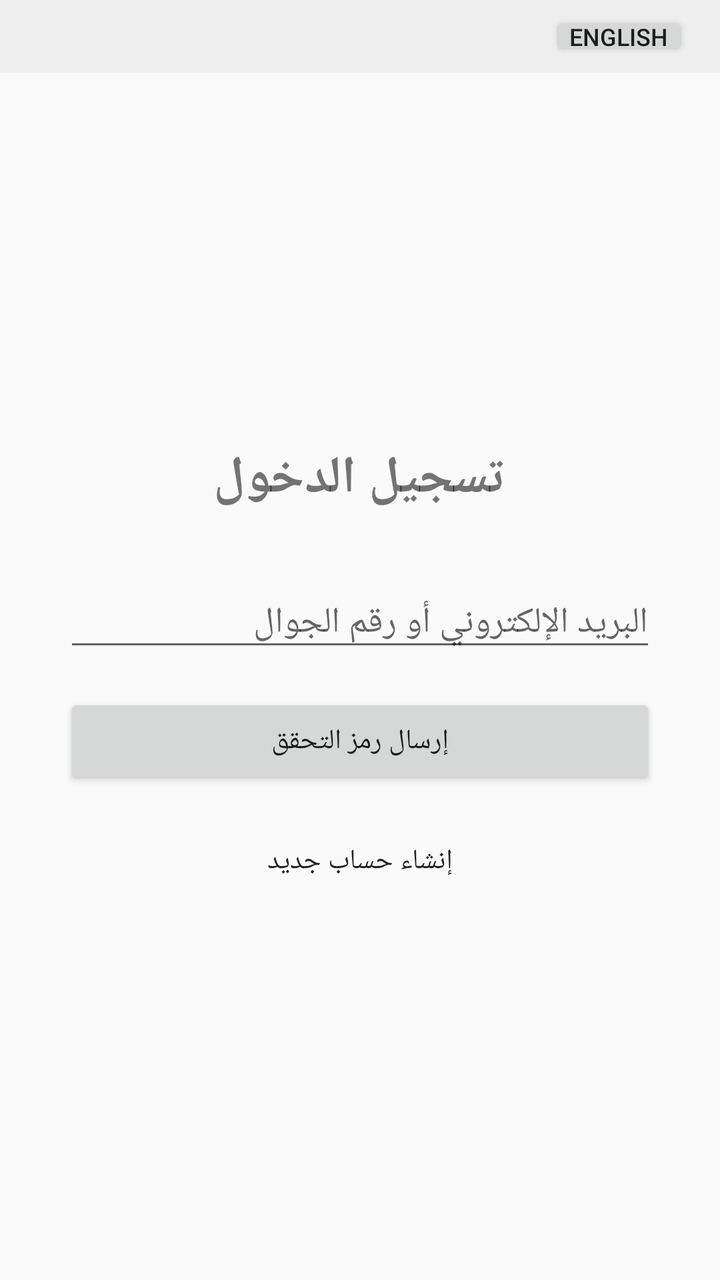
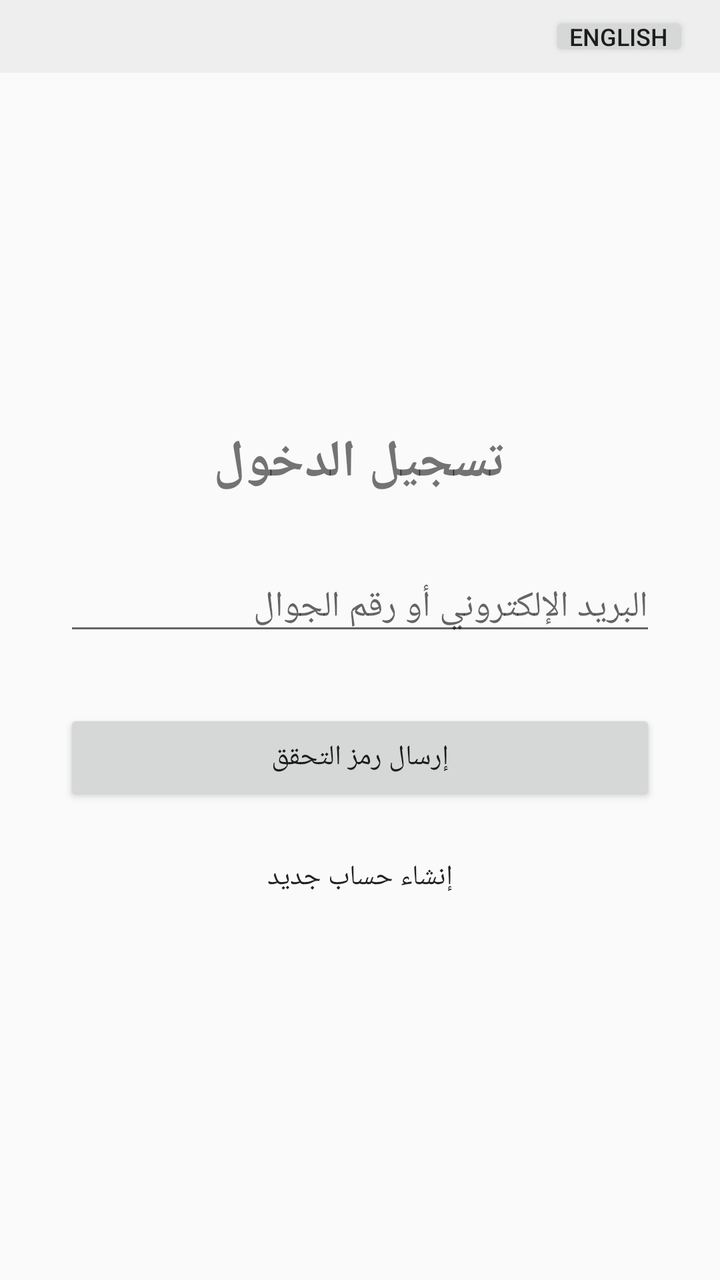

Two renders of the same Android screen: before a commit and after it. Below are the layout's source before the change and the commit's diff.
<!-- AndroidManifest.xml: application theme Theme.AppCompat.DayNight -->
<!-- res/layout/activity_login.xml -->
<?xml version="1.0" encoding="utf-8"?>
<LinearLayout xmlns:android="http://schemas.android.com/apk/res/android"
    android:layout_width="match_parent"
    android:layout_height="match_parent"
    android:orientation="vertical">

    <RelativeLayout
        android:layout_width="match_parent"
        android:layout_height="wrap_content"
        android:background="#EEEEEE"
        android:paddingStart="16dp"
        android:paddingEnd="16dp"
        android:paddingTop="6dp"
        android:paddingBottom="6dp">

        <Button
            android:id="@+id/languageButton"
            android:layout_width="wrap_content"
            android:layout_height="wrap_content"
            android:layout_alignParentEnd="true"
            android:text="English"
            android:textSize="12sp"
            android:minWidth="0dp"
            android:minHeight="0dp"
            android:paddingStart="10dp"
            android:paddingEnd="10dp"
            android:paddingTop="4dp"
            android:paddingBottom="4dp" />

    </RelativeLayout>

    <LinearLayout
        android:layout_width="match_parent"
        android:layout_height="0dp"
        android:layout_weight="1"
        android:orientation="vertical"
        android:gravity="center"
        android:padding="32dp">

        <TextView
            android:id="@+id/titleText"
            android:layout_width="wrap_content"
            android:layout_height="wrap_content"
            android:text="@string/login_title"
            android:textSize="26sp"
            android:textStyle="bold"
            android:layout_marginBottom="32dp" />

        <EditText
            android:id="@+id/identifierInput"
            android:layout_width="match_parent"
            android:layout_height="wrap_content"
            android:hint="@string/identifier_hint"
            android:inputType="text"
            android:layout_marginBottom="16dp" />

        <EditText
            android:id="@+id/passwordInput"
            android:layout_width="match_parent"
            android:layout_height="wrap_content"
            android:hint="@string/password_hint"
            android:inputType="textPassword"
            android:visibility="gone"
            android:layout_marginBottom="24dp" />

        <Button
            android:id="@+id/actionButton"
            android:layout_width="match_parent"
            android:layout_height="wrap_content"
            android:text="@string/send_otp_button" />

        <Button
            android:id="@+id/registerButton"
            android:layout_width="match_parent"
            android:layout_height="wrap_content"
            android:text="@string/register_button"
            android:layout_marginTop="12dp"
            android:background="@android:color/transparent" />

    </LinearLayout>

</LinearLayout>
<!-- resources referenced by this layout -->
<resources>
  <string name="identifier_hint">البريد الإلكتروني أو رقم الجوال</string>
  <string name="login_title">تسجيل الدخول</string>
  <string name="password_hint">كلمة المرور</string>
  <string name="register_button">إنشاء حساب جديد</string>
  <string name="send_otp_button">إرسال رمز التحقق</string>
</resources>

<!-- the commit's change to res/layout/activity_login.xml (unified diff, before → after) -->
@@ -61,12 +61,24 @@
             android:hint="@string/password_hint"
             android:inputType="textPassword"
             android:visibility="gone"
-            android:layout_marginBottom="24dp" />
+            android:layout_marginBottom="8dp" />
+
+        <TextView
+            android:id="@+id/forgotPasswordText"
+            android:layout_width="wrap_content"
+            android:layout_height="wrap_content"
+            android:layout_gravity="end"
+            android:text="@string/forgot_password_link"
+            android:textColor="#2962FF"
+            android:textSize="13sp"
+            android:padding="4dp"
+            android:visibility="gone" />
 
         <Button
             android:id="@+id/actionButton"
             android:layout_width="match_parent"
             android:layout_height="wrap_content"
+            android:layout_marginTop="16dp"
             android:text="@string/send_otp_button" />
 
         <Button
<!-- resource entries referenced after the edit -->
@@ -1,5 +1,6 @@
 <!-- resources referenced by this layout -->
 <resources>
+  <string name="forgot_password_link">نسيت كلمة المرور؟</string>
   <string name="identifier_hint">البريد الإلكتروني أو رقم الجوال</string>
   <string name="login_title">تسجيل الدخول</string>
   <string name="password_hint">كلمة المرور</string>
